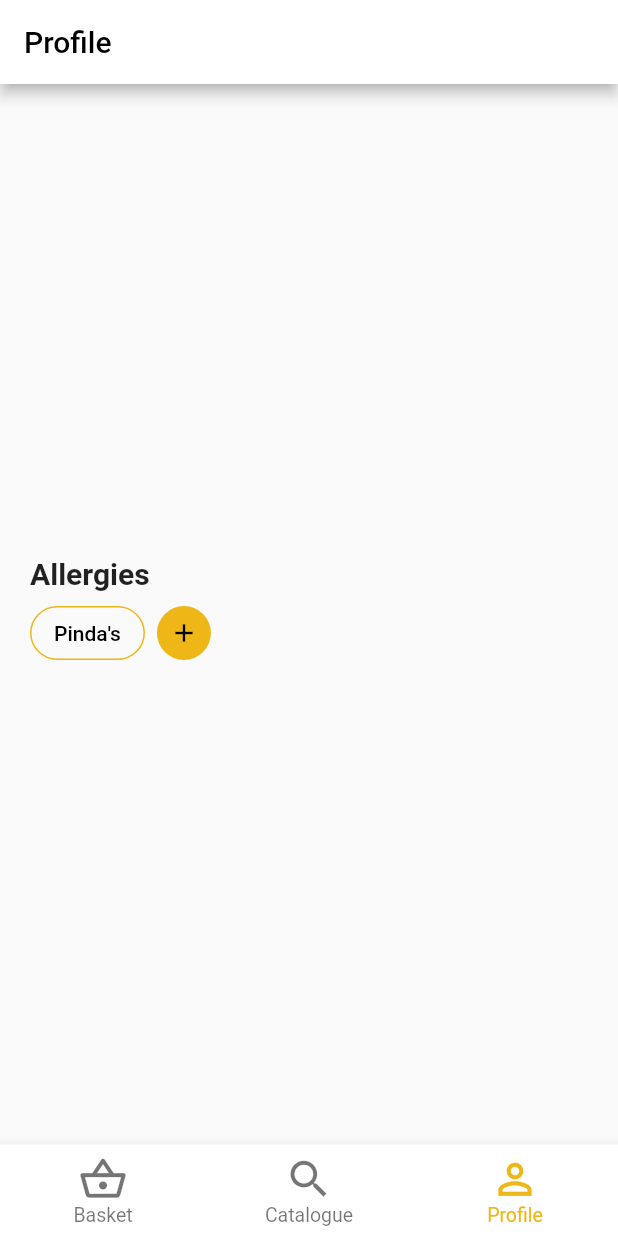
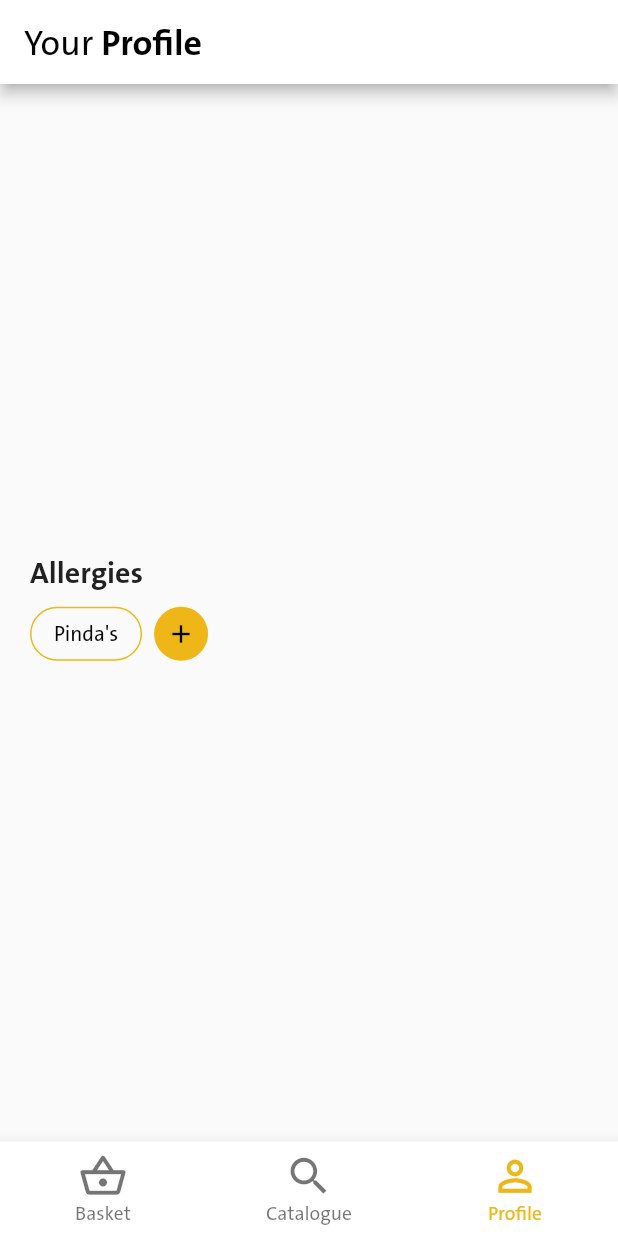
Before and after one commit to EditaAnomaly/S7-ASM-Jumbo-project, a Flutter app: the screen it shows after launch, item 3 of the bottom bar chosen, on a phone screen of 412 x 824 dp. Run offline on Flutter 3.47's test engine with Material 2 defaults, Android fonts, the phone set to English and light mode, and no system bars; our stand-ins replace flutter_bloc; missing offline and left inert: flutter_barcode_scanner.

Commit message:
Changed font and page title

```diff
--- a/lib/main.dart
+++ b/lib/main.dart
@@ -18,6 +18,7 @@ class App extends StatelessWidget {
         create: (context) => BottomNavCubit(),
         child: MaterialApp(
           theme: ThemeData(
+            fontFamily: 'Jumbo',
             visualDensity: VisualDensity.adaptivePlatformDensity,
           ),
           home: const MainPage(),
--- a/lib/pages/profile_page.dart
+++ b/lib/pages/profile_page.dart
@@ -12,9 +12,23 @@ class _ProfilePageState extends State<ProfilePage> {
   Widget build(BuildContext context) {
     return Scaffold(
       appBar: AppBar(
-        title: const Text('Profile'),
+        title: Row(children: const <Widget>[
+          Text('Your ',
+              style: TextStyle(
+                fontSize: 24,
+              )),
+          Text(
+            'Profile',
+            style: TextStyle(
+              fontSize: 24,
+              fontWeight: FontWeight.w700,
+            ),
+          ),
+        ]),
         backgroundColor: Colors.white,
         foregroundColor: Colors.black,
+        centerTitle: false,
+        leadingWidth: 0,
       ),
       body: Padding(
         padding: const EdgeInsets.all(20.0),
```
Also changed, not shown: pubspec.yaml (+21 -11 lines), assets/fonts/Jumbo-Black-Italic.ttf (added), assets/fonts/Jumbo-Black.ttf (added), assets/fonts/Jumbo-Bold.ttf (added), assets/fonts/Jumbo-Italic-Bold.ttf (added), assets/fonts/Jumbo-Italic.ttf (added), assets/fonts/Jumbo-Regular.ttf (added).
